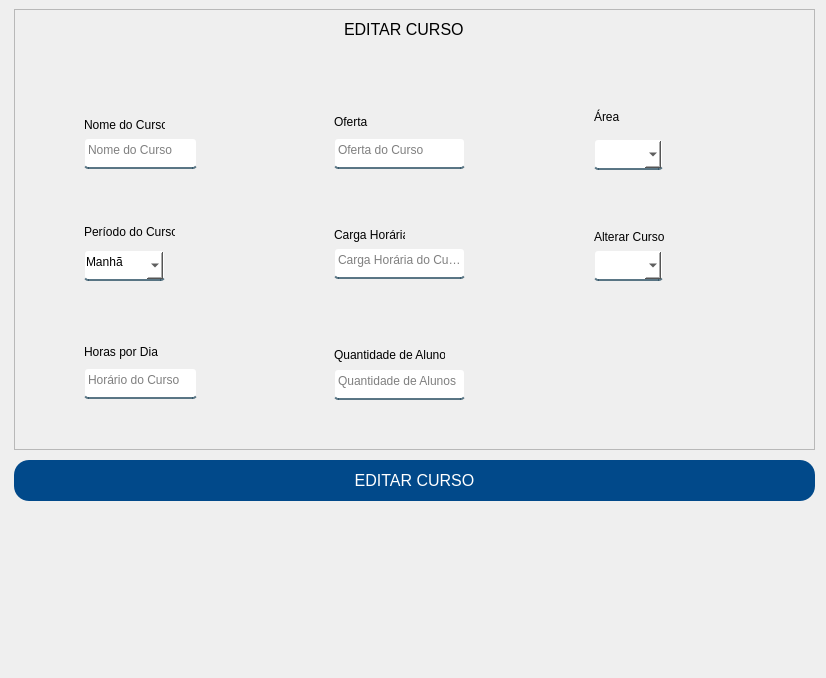
Qt form App/view/ui/editarCurso.ui (Senac-SOR-ADS/Mapa-de-Sala) before a commit.
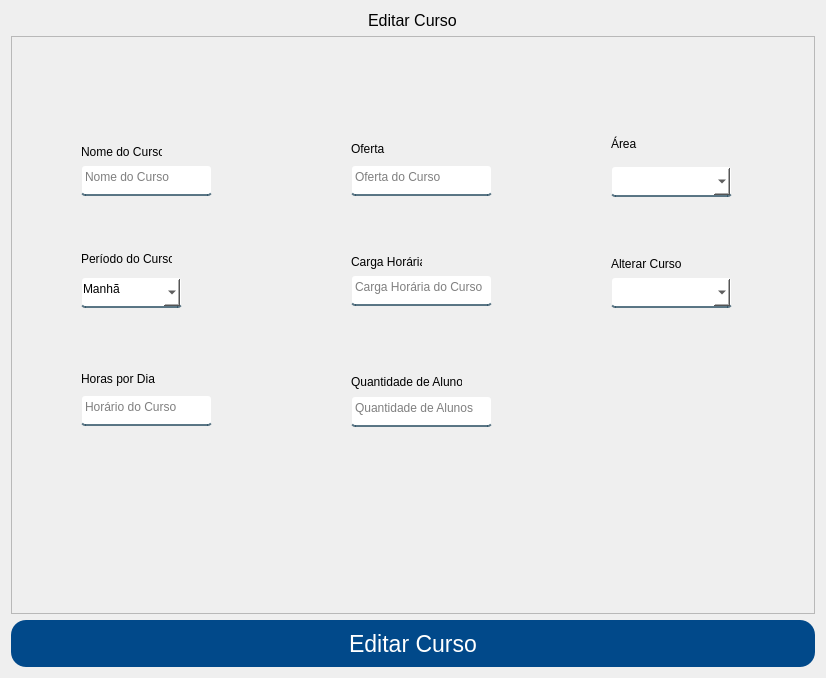
The same form after that commit.

Patch:
```diff
--- a/App/view/ui/editarCurso.ui
+++ b/App/view/ui/editarCurso.ui
@@ -42,14 +42,26 @@
 	color: red;
 }</string>
   </property>
+  <layout class="QVBoxLayout" name="verticalLayout">
+   <item alignment="Qt::AlignHCenter|Qt::AlignTop">
+    <widget class="QLabel" name="label">
+     <property name="font">
+      <font>
+       <pointsize>12</pointsize>
+      </font>
+     </property>
+     <property name="text">
+      <string>Editar Curso</string>
+     </property>
+    </widget>
+   </item>
+   <item>
   <widget class="QFrame" name="frame_2">
-   <property name="geometry">
-    <rect>
-     <x>14</x>
-     <y>9</y>
-     <width>801</width>
-     <height>441</height>
-    </rect>
+     <property name="sizePolicy">
+      <sizepolicy hsizetype="Preferred" vsizetype="Expanding">
+       <horstretch>0</horstretch>
+       <verstretch>0</verstretch>
+      </sizepolicy>
    </property>
    <property name="frameShape">
     <enum>QFrame::StyledPanel</enum>
@@ -57,30 +69,12 @@
    <property name="frameShadow">
     <enum>QFrame::Raised</enum>
    </property>
-   <widget class="QLabel" name="label">
-    <property name="geometry">
-     <rect>
-      <x>330</x>
-      <y>10</y>
-      <width>121</width>
-      <height>20</height>
-     </rect>
-    </property>
-    <property name="font">
-     <font>
-      <pointsize>12</pointsize>
-     </font>
-    </property>
-    <property name="text">
-     <string>EDITAR CURSO</string>
-    </property>
-   </widget>
    <widget class="QLineEdit" name="nomeCurso">
     <property name="geometry">
      <rect>
       <x>70</x>
       <y>129</y>
-      <width>113</width>
+        <width>131</width>
       <height>31</height>
      </rect>
     </property>
@@ -104,9 +98,9 @@
    <widget class="QLineEdit" name="quantidadeAlunos">
     <property name="geometry">
      <rect>
-      <x>320</x>
+        <x>340</x>
       <y>360</y>
-      <width>131</width>
+        <width>141</width>
       <height>31</height>
      </rect>
     </property>
@@ -117,9 +111,9 @@
    <widget class="QLineEdit" name="ofertaCurso">
     <property name="geometry">
      <rect>
-      <x>320</x>
+        <x>340</x>
       <y>129</y>
-      <width>131</width>
+        <width>141</width>
       <height>31</height>
      </rect>
     </property>
@@ -132,7 +126,7 @@
      <rect>
       <x>70</x>
       <y>359</y>
-      <width>113</width>
+        <width>131</width>
       <height>31</height>
      </rect>
     </property>
@@ -143,7 +137,7 @@
    <widget class="QLabel" name="label_3">
     <property name="geometry">
      <rect>
-      <x>320</x>
+        <x>340</x>
       <y>215</y>
       <width>71</width>
       <height>21</height>
@@ -156,7 +150,7 @@
    <widget class="QLabel" name="label_4">
     <property name="geometry">
      <rect>
-      <x>320</x>
+        <x>340</x>
       <y>103</y>
       <width>47</width>
       <height>20</height>
@@ -169,7 +163,7 @@
    <widget class="QLabel" name="label_5">
     <property name="geometry">
      <rect>
-      <x>320</x>
+        <x>340</x>
       <y>336</y>
       <width>111</width>
       <height>20</height>
@@ -208,9 +202,9 @@
    <widget class="QLineEdit" name="cargaCurso">
     <property name="geometry">
      <rect>
-      <x>320</x>
+        <x>340</x>
       <y>239</y>
-      <width>131</width>
+        <width>141</width>
       <height>31</height>
      </rect>
     </property>
@@ -223,7 +217,7 @@
      <rect>
       <x>70</x>
       <y>241</y>
-      <width>81</width>
+        <width>101</width>
       <height>31</height>
      </rect>
     </property>
@@ -252,9 +246,9 @@
    <widget class="QComboBox" name="campoArea">
     <property name="geometry">
      <rect>
-      <x>580</x>
+        <x>600</x>
       <y>130</y>
-      <width>69</width>
+        <width>121</width>
       <height>31</height>
      </rect>
     </property>
@@ -268,7 +262,7 @@
    <widget class="QLabel" name="label_8">
     <property name="geometry">
      <rect>
-      <x>580</x>
+        <x>600</x>
       <y>92</y>
       <width>51</width>
       <height>31</height>
@@ -281,9 +275,9 @@
    <widget class="QComboBox" name="alterarCurso">
     <property name="geometry">
      <rect>
-      <x>580</x>
+        <x>600</x>
       <y>241</y>
-      <width>69</width>
+        <width>121</width>
       <height>31</height>
      </rect>
     </property>
@@ -294,7 +288,7 @@
    <widget class="QLabel" name="label_9">
     <property name="geometry">
      <rect>
-      <x>580</x>
+        <x>600</x>
       <y>220</y>
       <width>71</width>
       <height>16</height>
@@ -305,27 +299,29 @@
     </property>
    </widget>
   </widget>
+   </item>
+   <item>
   <widget class="QPushButton" name="btnEditarCurso">
-   <property name="geometry">
-    <rect>
-     <x>14</x>
-     <y>460</y>
-     <width>801</width>
-     <height>41</height>
-    </rect>
+     <property name="minimumSize">
+      <size>
+       <width>762</width>
+       <height>47</height>
+      </size>
    </property>
    <property name="font">
     <font>
-     <pointsize>12</pointsize>
+       <pointsize>17</pointsize>
     </font>
    </property>
    <property name="cursor">
     <cursorShape>PointingHandCursor</cursorShape>
    </property>
    <property name="text">
-    <string>EDITAR CURSO</string>
-   </property>
-  </widget>
+      <string>Editar Curso</string>
+     </property>
+    </widget>
+   </item>
+  </layout>
  </widget>
  <resources/>
  <connections/>
```
Lines whose indentation alone changed are shown as unchanged.
